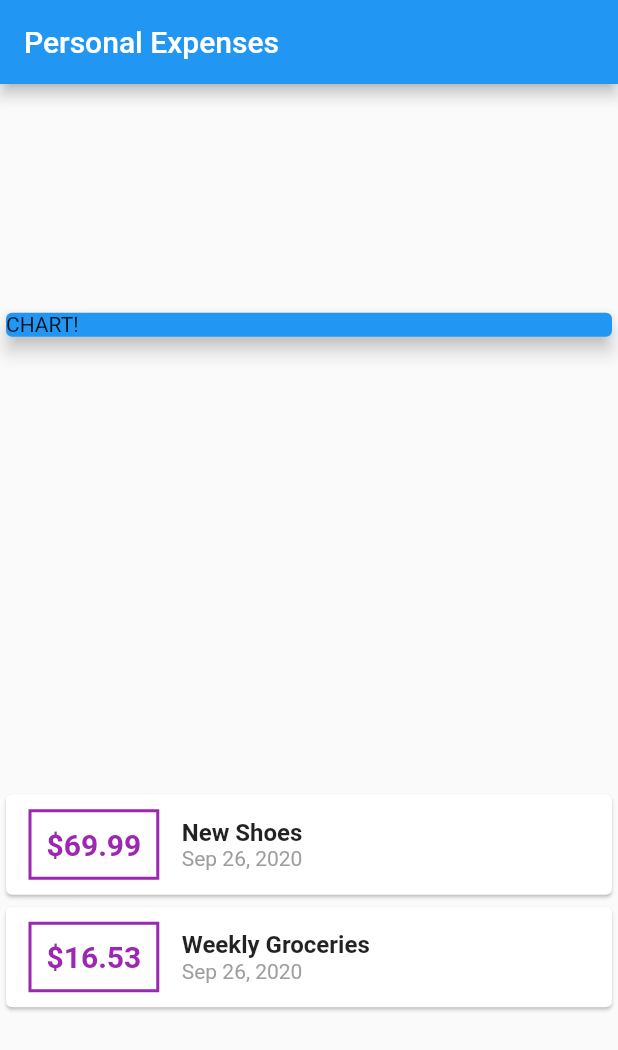
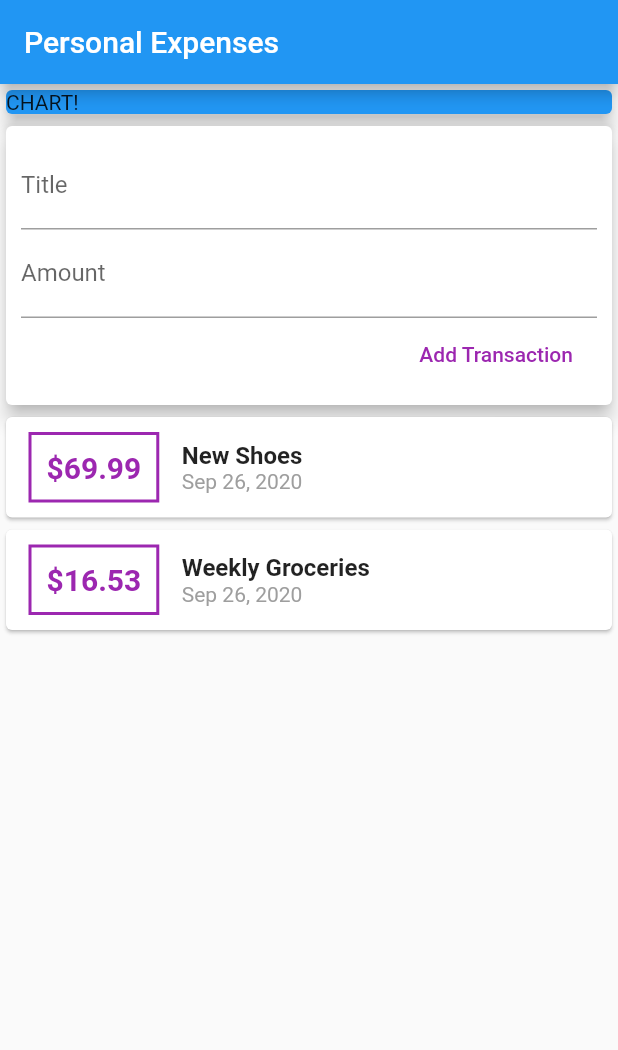
Before and after one commit to Sahak1994/personal_expenses, a Flutter app: the screen it shows after launch, on a phone screen of 412 x 824 dp. Shown: the top 1050 px of the screen. Run offline on Flutter 3.47's test engine with Material 2 defaults, Android fonts, the phone set to English and light mode, and no system bars.

Commit message:
add input fields, split app into widgets

```diff
--- a/lib/main.dart
+++ b/lib/main.dart
@@ -1,8 +1,7 @@
 import 'package:flutter/material.dart';
-import 'package:intl/intl.dart';
 
-// Models
-import 'package:personal_expenses/transaction.dart';
+// Widgets
+import 'package:personal_expenses/widgets/user_transactions.dart';
 
 void main() => runApp(MyApp());
 
@@ -22,21 +21,6 @@ class MyApp extends StatelessWidget {
 }
 
 class MyHomePage extends StatelessWidget {
-  final List<Transaction> _transactions = [
-    Transaction(
-      id: 't1',
-      title: 'New Shoes',
-      amount: 69.99,
-      date: DateTime.now(),
-    ),
-    Transaction(
-      id: 't2',
-      title: 'Weekly Groceries',
-      amount: 16.53,
-      date: DateTime.now(),
-    ),
-  ];
-
   @override
   Widget build(BuildContext context) {
     return Scaffold(
@@ -44,7 +28,6 @@ class MyHomePage extends StatelessWidget {
         title: Text('Personal Expenses')
       ),
       body: Column(
-        mainAxisAlignment: MainAxisAlignment.spaceAround,
         children: <Widget>[
           Container(
             width: double.infinity,
@@ -54,49 +37,7 @@ class MyHomePage extends StatelessWidget {
               elevation: 5.0,
             ),
           ),
-          Column(
-            children: _transactions.map((tx) {
-              return Card(
-                child: Row(
-                  children: <Widget>[
-                    Container(
-                      margin: EdgeInsets.symmetric(vertical: 10.0, horizontal: 15.0),
-                      padding: EdgeInsets.all(10.0),
-                      decoration: BoxDecoration(
-                        border: Border.all(width: 2.0, color: Colors.purple)
-                      ),
-                      child: Text(
-                        '\$${tx.amount}',
-                        style: TextStyle(
-                          fontWeight: FontWeight.bold,
-                          fontSize: 20.0,
-                          color: Colors.purple,
-                        ),
-                      ),
-                    ),
-                    Column(
-                      crossAxisAlignment: CrossAxisAlignment.start,
-                      children: <Widget>[
-                        Text(
-                          tx.title,
-                          style: TextStyle(
-                            fontWeight: FontWeight.bold,
-                            fontSize: 16.0,
-                          ),
-                        ),
-                        Text(
-                          DateFormat.yMMMd().format(tx.date),
-                          style: TextStyle(
-                            color: Colors.grey,
-                          ),
-                        ),
-                      ],
-                    ),
-                  ],
-                ),
-              );
-            }).toList(),
-          )
+          UserTransactions(),
         ],
       ),
     );
--- /dev/null
+++ b/lib/widgets/new_transaction.dart
@@ -0,0 +1,43 @@
+import 'package:flutter/material.dart';
+
+class NewTransaction extends StatelessWidget {
+  final Function addNewTransaction;
+
+  NewTransaction({
+    @required this.addNewTransaction,
+  });
+
+  final TextEditingController _titleController = TextEditingController();
+  final TextEditingController _amountController = TextEditingController();
+
+  @override
+  Widget build(BuildContext context) {
+    return Card(
+      elevation: 5.0,
+      child: Container(
+        padding: EdgeInsets.all(10.0),
+        child: Column(
+          crossAxisAlignment: CrossAxisAlignment.end,
+          children: <Widget>[
+            TextField(
+              decoration: InputDecoration(labelText: 'Title'),
+              controller: _titleController,
+            ),
+            TextField(
+              decoration: InputDecoration(labelText: 'Amount'),
+              controller: _amountController,
+            ),
+            FlatButton(
+              child: Text('Add Transaction',),
+              textColor: Colors.purple,
+              onPressed: () => addNewTransaction(
+                title: _titleController.text,
+                amount: double.tryParse(_amountController.text),
+              ),
+            )
+          ],
+        ),
+      ),
+    );
+  }
+}
--- /dev/null
+++ b/lib/widgets/transaction_list.dart
@@ -0,0 +1,60 @@
+import 'package:flutter/material.dart';
+import 'package:intl/intl.dart';
+
+// models
+import 'package:personal_expenses/models/transaction.dart';
+
+
+
+class TransactionList extends StatelessWidget {
+  final List<Transaction> transactions;
+
+  const TransactionList(this.transactions);
+
+  @override
+  Widget build(BuildContext context) {
+    return Column(
+      children: transactions.map((tx) {
+        return Card(
+          child: Row(
+            children: <Widget>[
+              Container(
+                margin: EdgeInsets.symmetric(vertical: 10.0, horizontal: 15.0),
+                padding: EdgeInsets.all(10.0),
+                decoration: BoxDecoration(
+                  border: Border.all(width: 2.0, color: Colors.purple)
+                ),
+                child: Text(
+                  '\$${tx.amount}',
+                  style: TextStyle(
+                    fontWeight: FontWeight.bold,
+                    fontSize: 20.0,
+                    color: Colors.purple,
+                  ),
+                ),
+              ),
+              Column(
+                crossAxisAlignment: CrossAxisAlignment.start,
+                children: <Widget>[
+                  Text(
+                    tx.title,
+                    style: TextStyle(
+                      fontWeight: FontWeight.bold,
+                      fontSize: 16.0,
+                    ),
+                  ),
+                  Text(
+                    DateFormat.yMMMd().format(tx.date),
+                    style: TextStyle(
+                      color: Colors.grey,
+                    ),
+                  ),
+                ],
+              ),
+            ],
+          ),
+        );
+      }).toList(),
+    );
+  }
+}
--- /dev/null
+++ b/lib/widgets/user_transactions.dart
@@ -0,0 +1,53 @@
+import 'package:flutter/material.dart';
+
+// Widgets
+import 'package:personal_expenses/widgets/new_transaction.dart';
+import 'package:personal_expenses/widgets/transaction_list.dart';
+
+// models
+import 'package:personal_expenses/models/transaction.dart';
+
+class UserTransactions extends StatefulWidget {
+  @override
+  _UserTransactionsState createState() => _UserTransactionsState();
+}
+
+class _UserTransactionsState extends State<UserTransactions> {
+  final List<Transaction> _userTransactions = [
+    Transaction(
+      id: 't1',
+      title: 'New Shoes',
+      amount: 69.99,
+      date: DateTime.now(),
+    ),
+    Transaction(
+      id: 't2',
+      title: 'Weekly Groceries',
+      amount: 16.53,
+      date: DateTime.now(),
+    ),
+  ];
+
+  void _addNewTransaction({ String title, double amount }) {
+    final newTx = Transaction(
+      id: DateTime.now().toString(),
+      title: title,
+      amount: amount,
+      date: DateTime.now(),
+    );
+
+    setState(() => _userTransactions.add(newTx));
+  }
+
+  @override
+  Widget build(BuildContext context) {
+    return Column(
+      children: <Widget>[
+        NewTransaction(
+          addNewTransaction: _addNewTransaction,
+        ),
+        TransactionList(_userTransactions),
+      ],
+    );
+  }
+}
```
Also changed, not shown: lib/models/transaction.dart (renamed from lib/transaction.dart).
